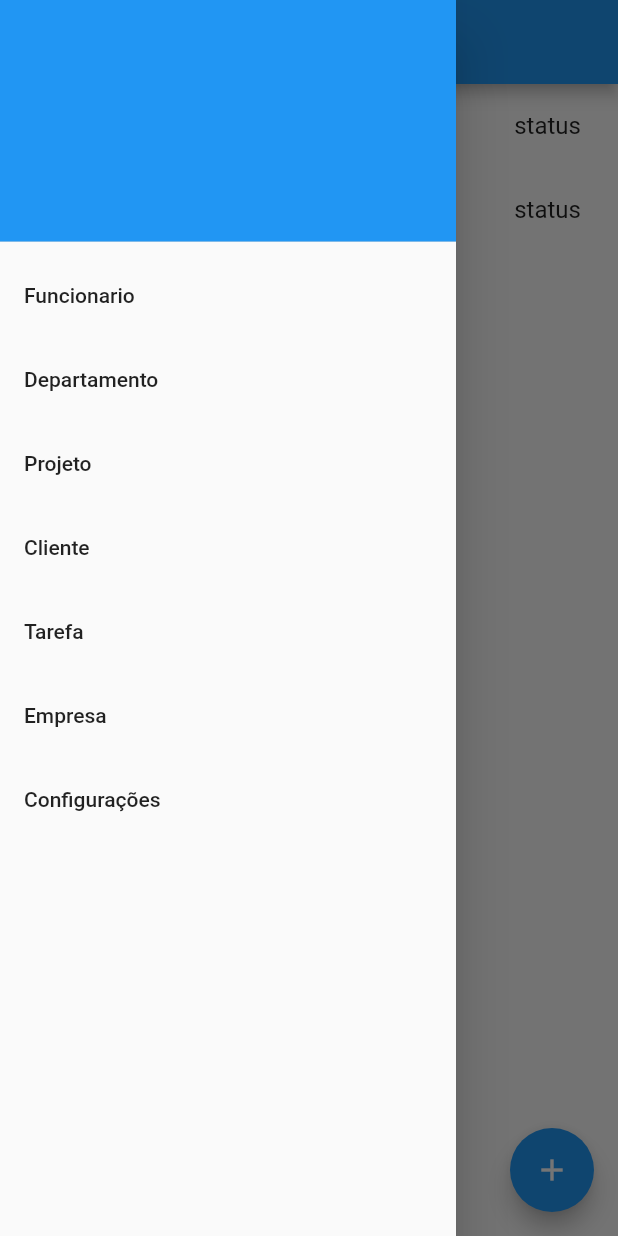
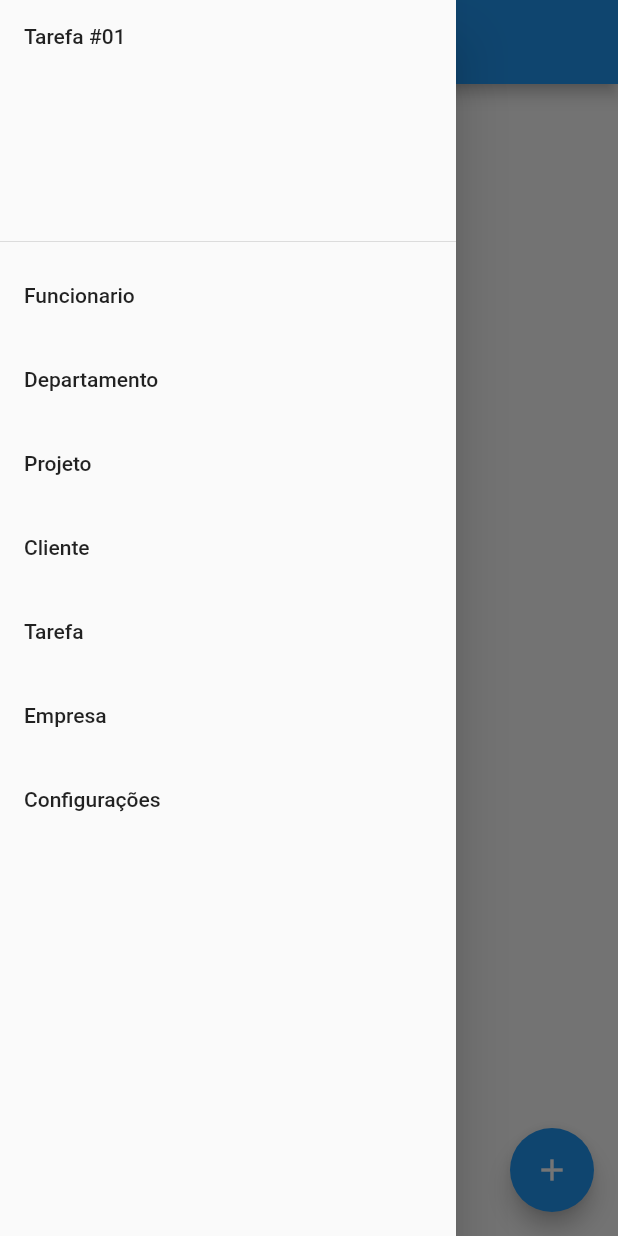
Before and after one commit to ErikMaia/aplicacao_flutter, a Flutter app: the TarefaList screen opened by its route, with the side drawer open, on a phone screen of 412 x 824 dp. Run offline on Flutter 3.47's test engine with Material 2 defaults, Android fonts, the phone set to English and light mode, and no system bars; our stand-ins replace shared_preferences, sqflite; accounts and stored records are empty.

Commit message:
#fabiano

```diff
--- a/aula5/lib/models/tarefa.dart
+++ b/aula5/lib/models/tarefa.dart
@@ -10,6 +10,7 @@ class Tarefa {
   String descricao;
   DateTime dataInicio;
   DateTime dataTermino;
+  String status;
   Funcionario funcionario;
   Cliente cliente;
   Departamento? departamento;
@@ -20,6 +21,7 @@ class Tarefa {
     required this.descricao,
     required this.dataInicio,
     required this.dataTermino,
+    required this.status,
     required this.funcionario,
     required this.cliente,
     this.departamento,
@@ -46,6 +48,7 @@ class Tarefa {
         descricao TEXT,
         data_inicio INTEGER,
         data_termino INTEGER,
+        status TEXT,
         funcionario_id INTEGER,
         cliente_id INTEGER,
         departamento_id INTEGER,
@@ -58,12 +61,14 @@ class Tarefa {
     ''');
   }
 
-  static Future<int> create(Tarefa tarefa, Database db) async {
+  static Future<int> create(
+    Tarefa tarefa,
+  ) async {
     final db = await openDb();
     return await db.insert(table, tarefa.toMap());
   }
 
-  static Future<List<Tarefa>> readAll(Database db) async {
+  static Future<List<Tarefa>> readAll() async {
     final db = await openDb();
     final List<Map<String, dynamic>> maps = await db.query(table);
     return List.generate(maps.length, (i) {
@@ -71,7 +76,9 @@ class Tarefa {
     });
   }
 
-  static Future<Tarefa?> read(int id, Database db) async {
+  static Future<Tarefa?> read(
+    int id,
+  ) async {
     final db = await openDb();
     final List<Map<String, dynamic>> maps =
         await db.query(table, where: 'id = ?', whereArgs: [id], limit: 1);
@@ -82,13 +89,17 @@ class Tarefa {
     }
   }
 
-  static Future<int> update(Tarefa tarefa, Database db) async {
+  static Future<int> update(
+    Tarefa tarefa,
+  ) async {
     final db = await openDb();
     return await db
         .update(table, tarefa.toMap(), where: 'id = ?', whereArgs: [tarefa.id]);
   }
 
-  static Future<int> delete(int id, Database db) async {
+  static Future<int> delete(
+    int id,
+  ) async {
     final db = await openDb();
     return await db.delete(table, where: 'id = ?', whereArgs: [id]);
   }
@@ -99,6 +110,7 @@ class Tarefa {
       'descricao': descricao,
       'data_inicio': dataInicio.millisecondsSinceEpoch,
       'data_termino': dataTermino.millisecondsSinceEpoch,
+      'status': status,
       'funcionario_id': funcionario.id,
       'cliente_id': cliente.id,
       'departamento_id': departamento?.id,
@@ -110,6 +122,7 @@ class Tarefa {
     return Tarefa(
       id: map['id'],
       descricao: map['descricao'],
+      status: map['status'],
       dataInicio: DateTime.fromMillisecondsSinceEpoch(map['data_inicio']),
       dataTermino: DateTime.fromMillisecondsSinceEpoch(map['data_termino']),
       funcionario:
--- a/aula5/lib/pages/tarefa/tarefa_list.dart
+++ b/aula5/lib/pages/tarefa/tarefa_list.dart
@@ -1,4 +1,6 @@
+import 'package:aula5/pages/tarefa/tarefa_new.dart';
 import 'package:flutter/material.dart';
+import '../../models/tarefa.dart';
 import '../../widgets/drawer_pages.dart';
 import 'tarefa_edit.dart';
 
@@ -10,20 +12,20 @@ class TarefaList extends StatefulWidget {
 }
 
 class _TarefaListState extends State<TarefaList> {
-  final List<Map<String, String>> _tarefas = [
-    {
-      'descricao': 'descricao',
-      'dataInicio': 'dataInicio',
-      'dataFim': 'dataFim',
-      'status': 'status'
-    },
-    {
-      'descricao': 'descricao',
-      'dataInicio': 'dataInicio',
-      'dataFim': 'dataFim',
-      'status': 'status'
-    },
-  ];
+  List<Tarefa> _tarefas = [];
+
+  void getTarefas() async {
+    var tarefas = await Tarefa.readAll();
+    setState(() {
+      _tarefas = tarefas;
+    });
+  }
+
+  @override
+  void initState() {
+    super.initState();
+    getTarefas();
+  }
 
   @override
   Widget build(BuildContext context) {
@@ -35,23 +37,27 @@ class _TarefaListState extends State<TarefaList> {
       body: ListView.builder(
         itemCount: _tarefas.length,
         itemBuilder: (BuildContext context, int index) {
+          final tarefa = _tarefas[index];
+
           return ListTile(
             title: Row(
               mainAxisAlignment: MainAxisAlignment.spaceAround,
               children: [
-                Text(_tarefas[index]['descricao'] ?? ''),
+                Text(tarefa.descricao),
                 const SizedBox(width: 5),
-                Text(_tarefas[index]['dataInicio'] ?? ''),
+                Text(tarefa.dataInicio as String),
                 const SizedBox(width: 5),
-                Text(_tarefas[index]['dataFim'] ?? ''),
+                Text(tarefa.dataTermino as String),
                 const SizedBox(width: 5),
-                Text(_tarefas[index]['status'] ?? ''),
+                Text(tarefa.status),
+                const SizedBox(width: 5),
               ],
             ),
             onTap: () {
               Navigator.push(
                 context,
-                MaterialPageRoute(builder: (context) => const TarefaEdit()),
+                MaterialPageRoute(
+                    builder: (context) => TarefaEdit(tarefa: tarefa)),
               );
             },
           );
@@ -61,7 +67,7 @@ class _TarefaListState extends State<TarefaList> {
         onPressed: () {
           Navigator.push(
             context,
-            MaterialPageRoute(builder: (context) => const TarefaEdit()),
+            MaterialPageRoute(builder: (context) => const TarefaNew()),
           );
         },
         backgroundColor: Colors.blue,
--- a/aula5/lib/widgets/drawer_pages.dart
+++ b/aula5/lib/widgets/drawer_pages.dart
@@ -6,10 +6,7 @@ class DrawerPage {
       child: ListView(
         children: [
           const DrawerHeader(
-            decoration: BoxDecoration(
-              color: Colors.blue,
-            ),
-            child: Text(''),
+            child: Text('Tarefa #01'),
           ),
           ListTile(
             title: const Text('Funcionario'),
```
Also changed, not shown: aula5/lib/pages/tarefa/tarefa_edit.dart (+41 -14 lines), aula5/lib/pages/tarefa/tarefa_new.dart (added, +103 -0 lines).
